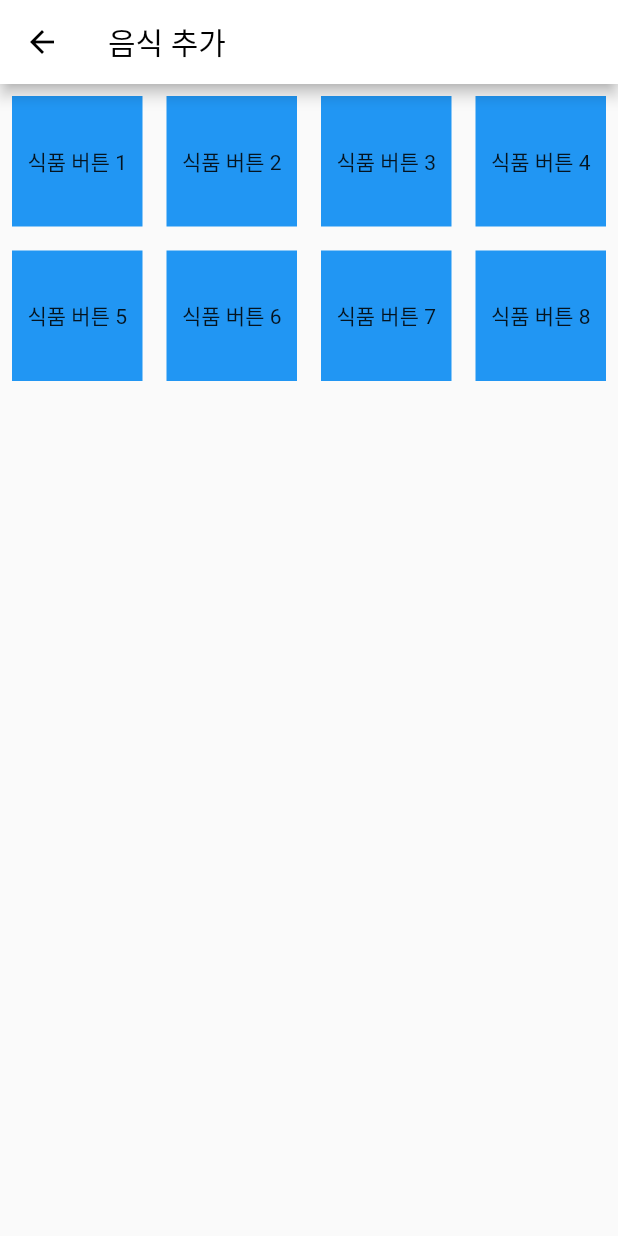
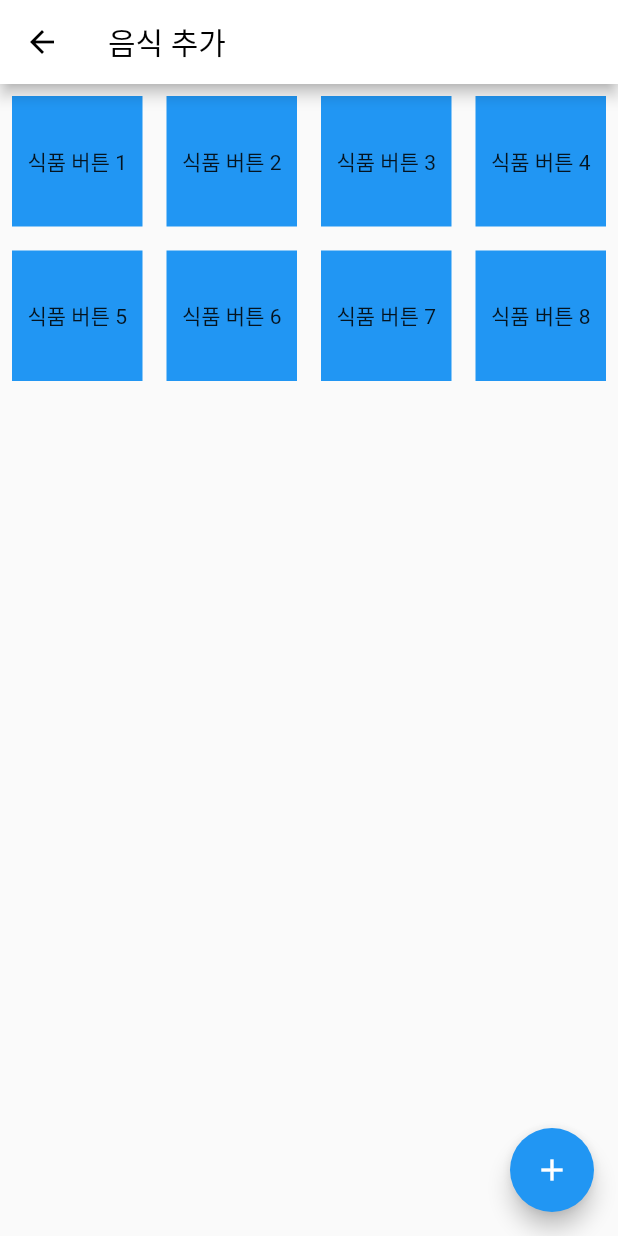
Before and after one commit to kitOpensourceTeam3/front, a Flutter app: the FoodListScreen screen opened directly, on a phone screen of 412 x 824 dp. Run offline on Flutter 3.47's test engine with Material 2 defaults, Android fonts, the phone set to English and light mode, and no system bars.

Commit message:
merged add and fixed

```diff
--- a/lib/food_list.dart
+++ b/lib/food_list.dart
@@ -1,4 +1,5 @@
 import 'package:flutter/material.dart';
+import 'package:flutter_application/New_Food.dart';
 
 class FoodListScreen extends StatelessWidget {
   const FoodListScreen({super.key});
@@ -25,6 +26,19 @@ class FoodListScreen extends StatelessWidget {
           ),
         ],
       ),
+      floatingActionButton: Builder(
+        builder: (context) => FloatingActionButton(
+          onPressed: () {
+            // AddFoodScreen으로 화면 전환
+            Navigator.push(
+              context,
+              MaterialPageRoute(builder: (context) => const NewFoodScreen()),
+            );
+          },
+          child: const Icon(Icons.add), // '+' 아이콘
+        ),
+      ),
+      floatingActionButtonLocation: FloatingActionButtonLocation.endFloat,
     );
   }
 
@@ -39,6 +53,10 @@ class FoodListScreen extends StatelessWidget {
         return InkWell(
             onTap: () {
               // Handle button tap here
+              // Navigator.push(
+              //   context,
+              //   MaterialPageRoute(builder: (context) => const NewFoodScreen()),
+              // );
             },
             child: ClipRRect(
               borderRadius: BorderRadius.circular(20), // 버튼 라운드 하드처리
```
